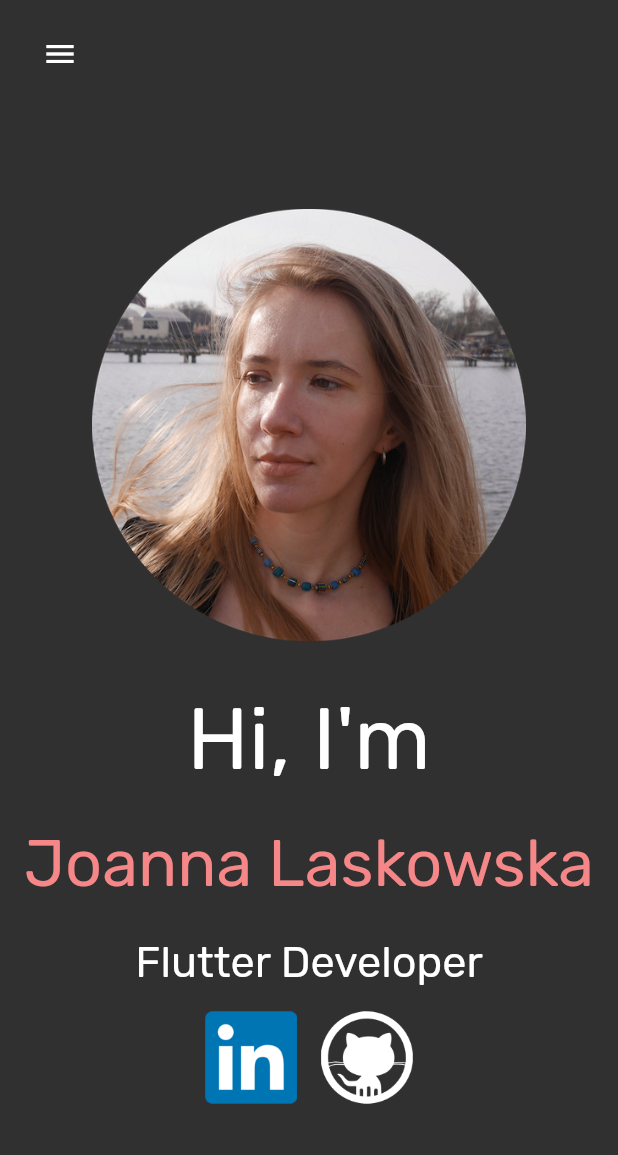
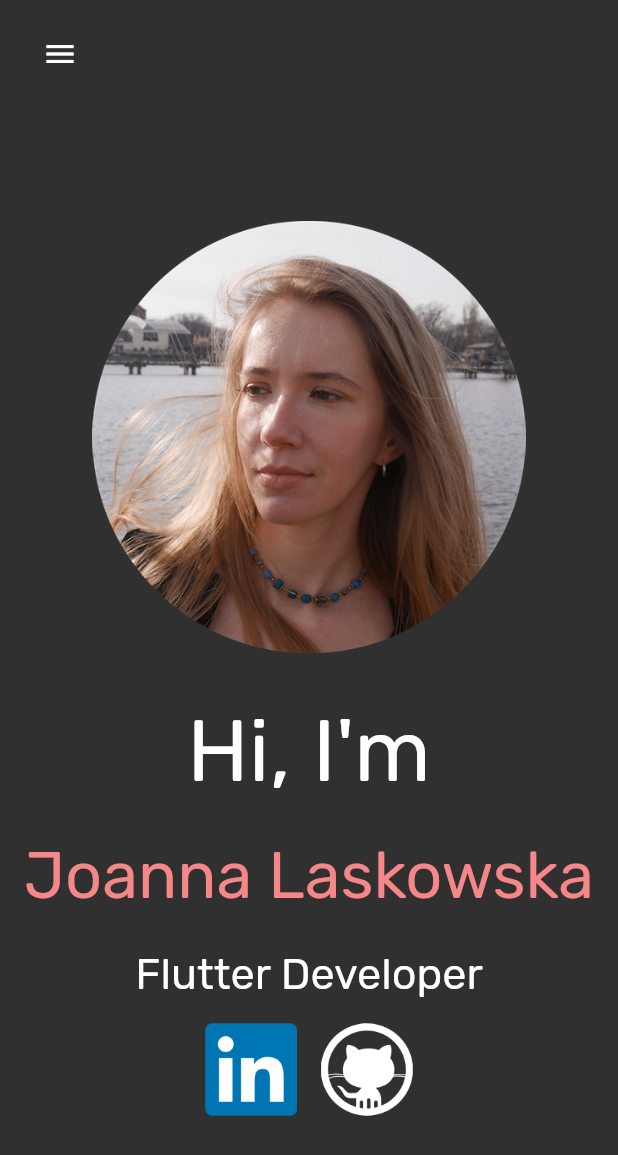
Before and after one commit to jlaskowska/about_me, a Flutter app: the screen it shows after launch, on a phone screen of 412 x 824 dp. Shown: the top 1155 px of the screen. Run offline on Flutter 3.47's test engine with Material 2 defaults, Android fonts, the phone set to English and light mode, and no system bars; missing offline and left inert: universal_html.

Commit message:
Updated NavigationBar height on portrait.

```diff
--- a/lib/widgets/common/navigation_bar.dart
+++ b/lib/widgets/common/navigation_bar.dart
@@ -15,7 +15,7 @@ class NavigationBar extends StatelessWidget {
   @override
   Widget build(BuildContext context) {
     return Container(
-      height: kIsWeb ? 80 : 20,
+      height: kIsWeb ? 80 : 36,
       child: orientation == Orientation.landscape ? _NavBarLandscape() : _NavBarPortrait(),
     );
   }
```
